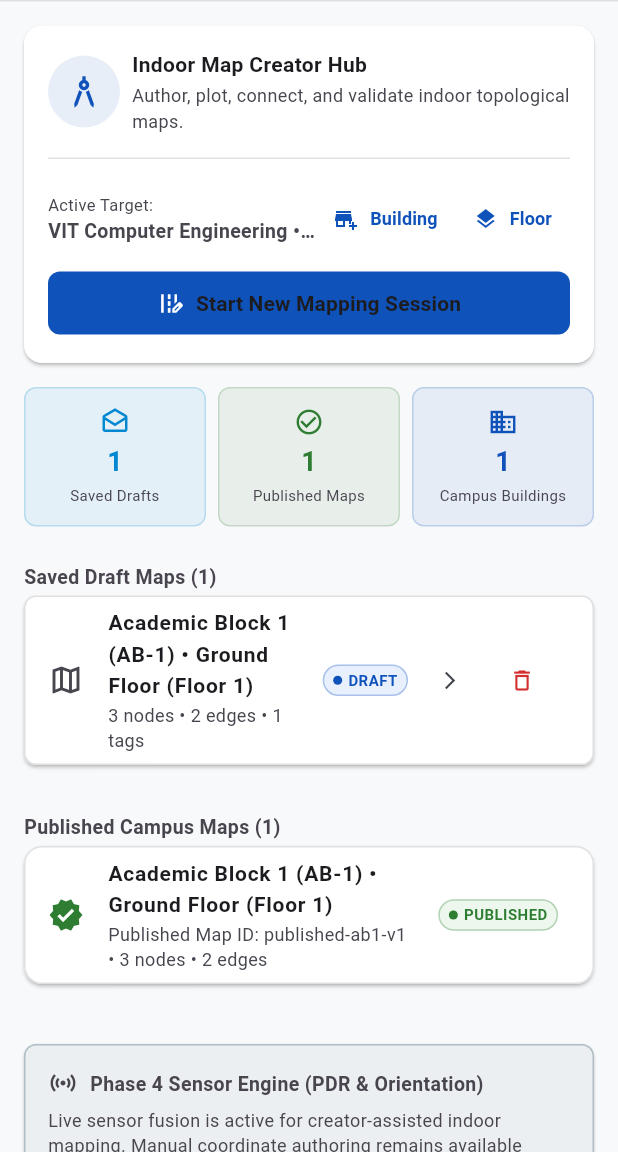
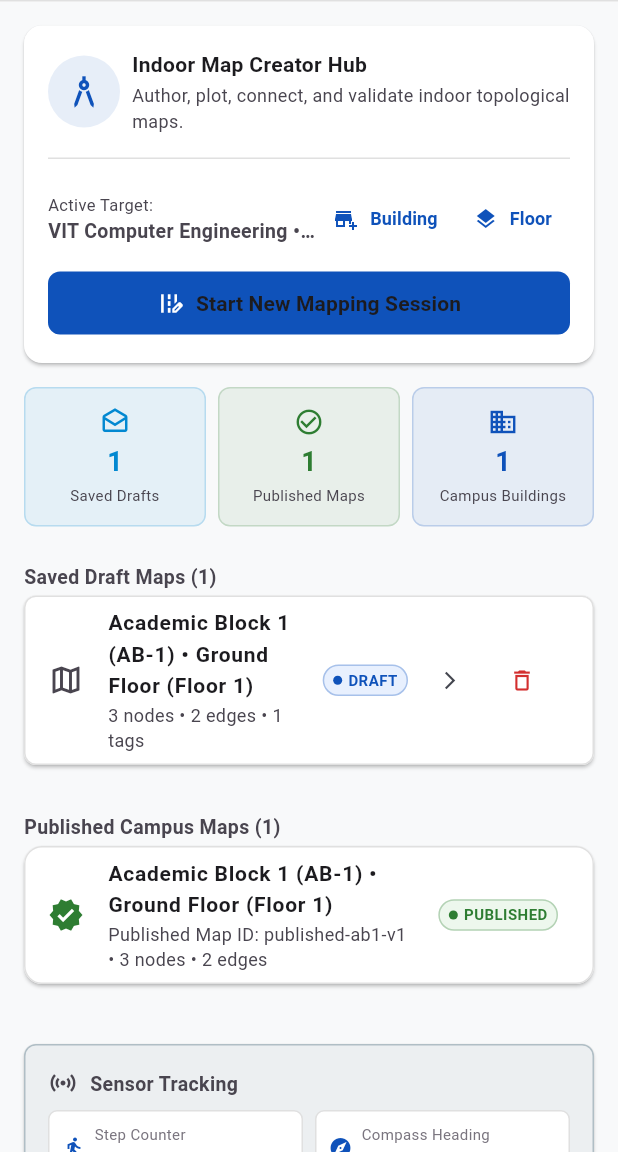
Before and after one commit to Nishanin/MaplessAI, a Flutter app: the CreatorMappingScreen screen opened by its route, on a phone screen of 412 x 824 dp, the part 84-1236 px from its top. Run offline on Flutter 3.47's test engine with Material 3 defaults, Android fonts, the phone set to English and light mode, and no system bars; our stand-ins replace flutter_riverpod, pedometer, permission_handler, sensors_plus.

Commit message:
feat(mobile): clean up creator mapping sensor card, rename to Sensor Tracking and remove explanatory copy

```diff
--- a/apps/mobile/lib/features/mapping/presentation/screens/creator_mapping_screen.dart
+++ b/apps/mobile/lib/features/mapping/presentation/screens/creator_mapping_screen.dart
@@ -399,7 +399,7 @@ class CreatorMappingScreen extends ConsumerWidget {
 
               const SizedBox(height: AppSpacing.xl),
 
-              // Phase 4 Sensor Engine (PDR & Orientation) Preview Card
+              // Sensor Tracking Preview Card
               Card(
                 color: Colors.blueGrey.shade50,
                 shape: RoundedRectangleBorder(
@@ -417,18 +417,13 @@ class CreatorMappingScreen extends ConsumerWidget {
                           const SizedBox(width: 8),
                           Expanded(
                             child: Text(
-                              'Phase 4 Sensor Engine (PDR & Orientation)',
+                              'Sensor Tracking',
                               style: AppTypography.titleSmall.copyWith(fontWeight: FontWeight.bold),
                               maxLines: 1,
                               overflow: TextOverflow.ellipsis,
                             ),
                           ),
                         ],
-                      ),
-                      const SizedBox(height: 6),
-                      const Text(
-                        'Live sensor fusion is active for creator-assisted indoor mapping. Manual coordinate authoring remains available when sensor tracking is unavailable.',
-                        style: TextStyle(fontSize: 12, color: AppColors.textSecondary),
                       ),
                       const SizedBox(height: AppSpacing.sm),
                       Row(
@@ -591,11 +586,6 @@ class CreatorMappingScreen extends ConsumerWidget {
                           );
                         },
                       ),
-                      const SizedBox(height: 6),
-                      const Text(
-                        'Relative dead-reckoning for creator walkthroughs. Not survey-grade or GPS replacement. Manual coordinate authoring remains fully functional.',
-                        style: TextStyle(fontSize: 10, color: AppColors.textMuted, fontStyle: FontStyle.italic),
-                      ),
                     ],
                   ),
                 ),
```
Also changed, not shown: 2 other files.
